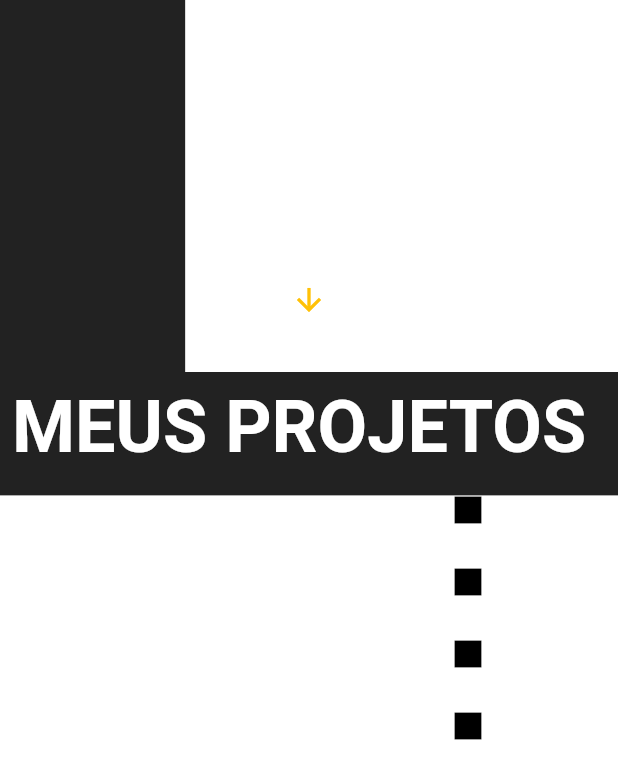
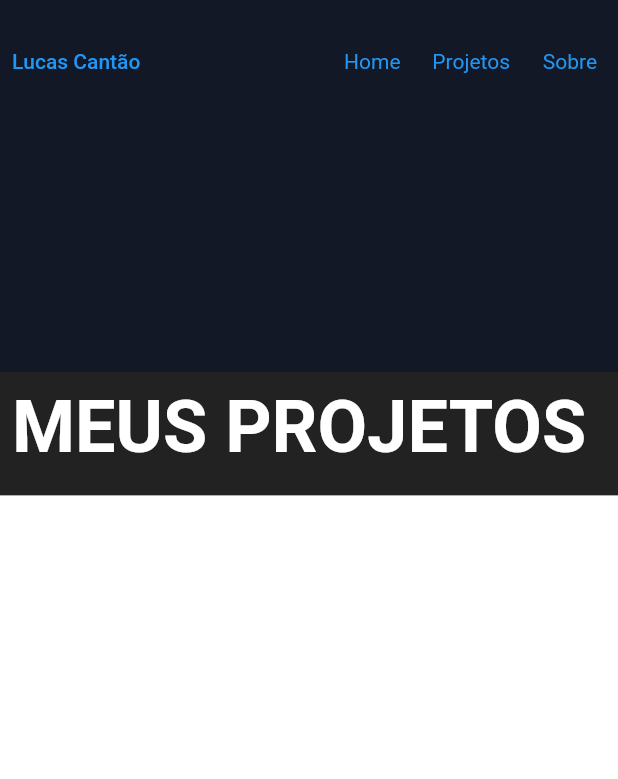
Before and after one commit to lucascantao/dev_portfolio, a Flutter app: the screen it shows after launch, scrolled down 576 dp, on a phone screen of 412 x 824 dp. Shown: the top 779 px of the screen. Run offline on Flutter 3.47's test engine with Material 2 defaults, Android fonts, the phone set to English and light mode, and no system bars; our stand-ins replace go_router, google_fonts.

Commit message:
design changes

```diff
--- a/lib/main.dart
+++ b/lib/main.dart
@@ -6,6 +6,7 @@ import 'package:flutter_web_plugins/url_strategy.dart';
 import 'package:go_router/go_router.dart';
 
 import 'menu_navigation.dart';
+import 'navigation_menu.dart';
 import 'pages/done_projects.dart';
 import 'pages/resume.dart';
 
@@ -58,8 +59,7 @@ class Home extends StatelessWidget {
               nextKey: keys[1],
             ),
             DoneProjects(key: keys[1]),
-            SkillKnowledge(key: keys[2]),
-            About(key: keys[3]),
+            About(key: keys[2]),
             const Footer()
           ]),
         ),
@@ -67,9 +67,9 @@ class Home extends StatelessWidget {
             width: MediaQuery.of(context).size.width,
             height: MediaQuery.of(context).size.height,
             child: Column(
-              mainAxisAlignment: MainAxisAlignment.center,
-              crossAxisAlignment: CrossAxisAlignment.end,
-              children: [MenuNavigation(keys: keys)],
+              mainAxisAlignment: MainAxisAlignment.start,
+              crossAxisAlignment: CrossAxisAlignment.center,
+              children: [NavigationMenu(keys: keys)],
             ))
       ]),
     );
--- /dev/null
+++ b/lib/navigation_menu.dart
@@ -0,0 +1,75 @@
+import 'package:flutter/material.dart';
+
+class NavigationMenu extends StatefulWidget {
+  const NavigationMenu({super.key, required this.keys});
+
+  final List<GlobalKey<State<StatefulWidget>>> keys;
+
+  @override
+  State<StatefulWidget> createState() => _NavigationMenu();
+}
+
+class _NavigationMenu extends State<NavigationMenu> {
+  int selection = 0;
+
+  @override
+  Widget build(BuildContext context) {
+    Size size = MediaQuery.of(context).size;
+
+    return Container(
+      color: const Color.fromARGB(255, 18, 24, 38),
+      height: size.height * 0.1,
+      width: size.width,
+      child: Row(mainAxisAlignment: MainAxisAlignment.spaceBetween, children: [
+        TextButton(
+          onPressed: () {},
+          child: const Text("Lucas Cantão"),
+        ),
+        Row(
+          children: [
+            TextButton(
+                onPressed: () async {
+                  setState(() {
+                    selection = 1;
+                  });
+                  await Scrollable.ensureVisible(widget.keys[0].currentContext!,
+                      duration: const Duration(milliseconds: 500));
+                },
+                child: Text(
+                  "Home",
+                  style: TextStyle(
+                      fontWeight:
+                          selection == 1 ? FontWeight.bold : FontWeight.normal),
+                )),
+            TextButton(
+                onPressed: () async {
+                  setState(() {
+                    selection = 2;
+                  });
+                  await Scrollable.ensureVisible(widget.keys[1].currentContext!,
+                      duration: const Duration(milliseconds: 500));
+                },
+                child: Text("Projetos",
+                    style: TextStyle(
+                        fontWeight: selection == 2
+                            ? FontWeight.bold
+                            : FontWeight.normal))),
+            TextButton(
+                onPressed: () async {
+                  setState(() {
+                    selection = 3;
+                  });
+                  await Scrollable.ensureVisible(widget.keys[2].currentContext!,
+                      duration: const Duration(milliseconds: 500));
+                },
+                child: Text("Sobre",
+                    style: TextStyle(
+                        fontWeight: selection == 3
+                            ? FontWeight.bold
+                            : FontWeight.normal))),
+          ],
+        )
+      ]),
+    );
+  }
+}
--- a/lib/pages/resume.dart
+++ b/lib/pages/resume.dart
@@ -7,90 +7,17 @@ class Resume extends StatelessWidget {
   @override
   Widget build(BuildContext context) {
     return Container(
-      color: Colors.white,
-      height: MediaQuery.of(context).size.height,
-      width: MediaQuery.of(context).size.width,
-      child: Stack(children: [
-        Row(
+        color: const Color.fromARGB(255, 18, 24, 38),
+        height: MediaQuery.of(context).size.height,
+        width: MediaQuery.of(context).size.width,
+        child: Column(
           mainAxisAlignment: MainAxisAlignment.center,
+          crossAxisAlignment: CrossAxisAlignment.start,
           children: [
-            Flexible(
-              flex: 3,
-              child: Container(
-                height: MediaQuery.of(context).size.height,
-                width: MediaQuery.of(context).size.width,
-                color: Colors.black87,
-                child: const Column(
-                  mainAxisAlignment: MainAxisAlignment.center,
-                  children: [
-                    CircleAvatar(
-                      radius: 48,
-                      backgroundColor: Colors.amber,
-                    ),
-                    SizedBox(
-                      height: 24,
-                    ),
-                    Text("NAME"),
-                    SizedBox(
-                      height: 24,
-                    ),
-                    Text("ABOUT ME")
-                  ],
-                ),
-              ),
-            ),
-            Flexible(
-                flex: 7,
-                child: Container(
-                  padding: const EdgeInsets.symmetric(horizontal: 128),
-                  height: MediaQuery.of(context).size.height,
-                  color: Colors.white,
-                  child: Center(
-                    child: Row(
-                      mainAxisAlignment: MainAxisAlignment.center,
-                      children: [
-                        Text(
-                          "I AM A ",
-                          style: GoogleFonts.leagueSpartan(
-                              textStyle: TextStyle(
-                                  fontSize: 48, color: Colors.amber[900])),
-                        ),
-                        Text(
-                          "DEVELOPER",
-                          style: GoogleFonts.leagueSpartan(
-                              textStyle: const TextStyle(
-                                  fontSize: 48,
-                                  fontWeight: FontWeight.bold,
-                                  color: Colors.black87)),
-                        ),
-                      ],
-                    ),
-                  ),
-                )),
+            Text("HEY, THERE"),
+            Text("I'm Lucas"),
+            Text("I am a programmer and web developer")
           ],
-        ),
-        SizedBox(
-            height: MediaQuery.of(context).size.height,
-            width: MediaQuery.of(context).size.width,
-            child: Column(
-              mainAxisAlignment: MainAxisAlignment.end,
-              crossAxisAlignment: CrossAxisAlignment.center,
-              children: [
-                Padding(
-                    padding: const EdgeInsets.all(24.0),
-                    child: IconButton(
-                      onPressed: () async {
-                        await Scrollable.ensureVisible(nextKey.currentContext!,
-                            duration: const Duration(milliseconds: 500));
-                      },
-                      icon: const Icon(
-                        Icons.arrow_downward,
-                        color: Colors.amber,
-                      ),
-                    )),
-              ],
-            ))
-      ]),
-    );
+        ));
   }
 }
```
